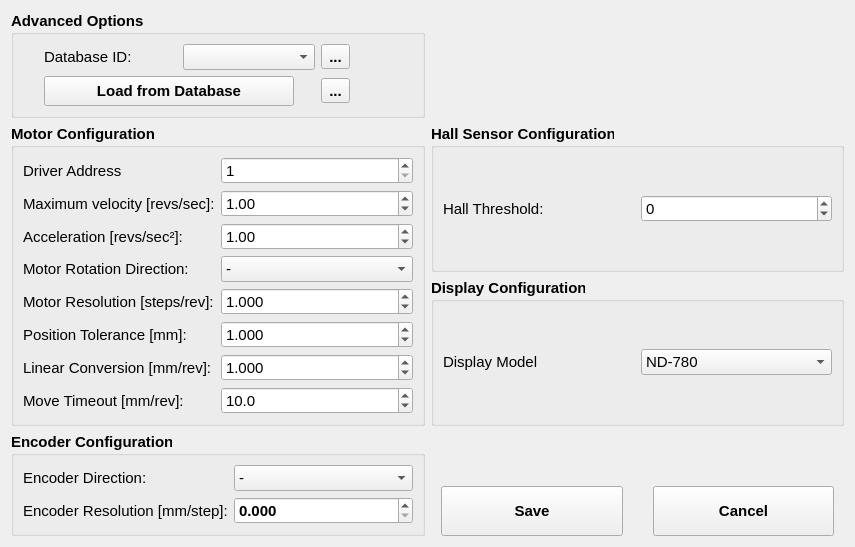
Qt form deltabench/gui/ui/advancedoptionswidget.ui (lnls-ima/delta-assembly-bench) before a commit.
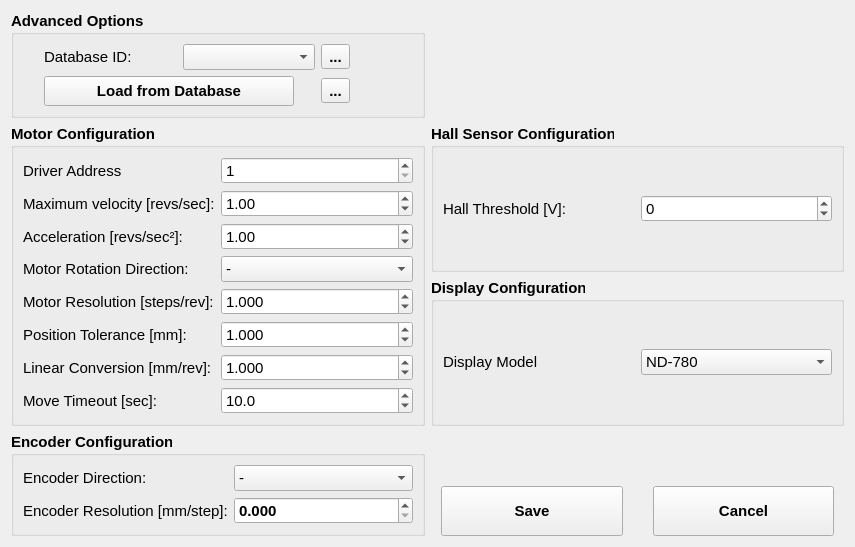
The same form after that commit. Icons and pictures are not drawn.

The edit to the form file:
```diff
--- a/deltabench/gui/ui/advancedoptionswidget.ui
+++ b/deltabench/gui/ui/advancedoptionswidget.ui
@@ -415,7 +415,7 @@
          </font>
         </property>
         <property name="text">
-         <string>Move Timeout [mm/rev]:</string>
+         <string>Move Timeout [sec]:</string>
         </property>
        </widget>
       </item>
@@ -605,7 +605,7 @@
          </font>
         </property>
         <property name="text">
-         <string>Hall Threshold:</string>
+         <string>Hall Threshold [V]:</string>
         </property>
        </widget>
       </item>
```
